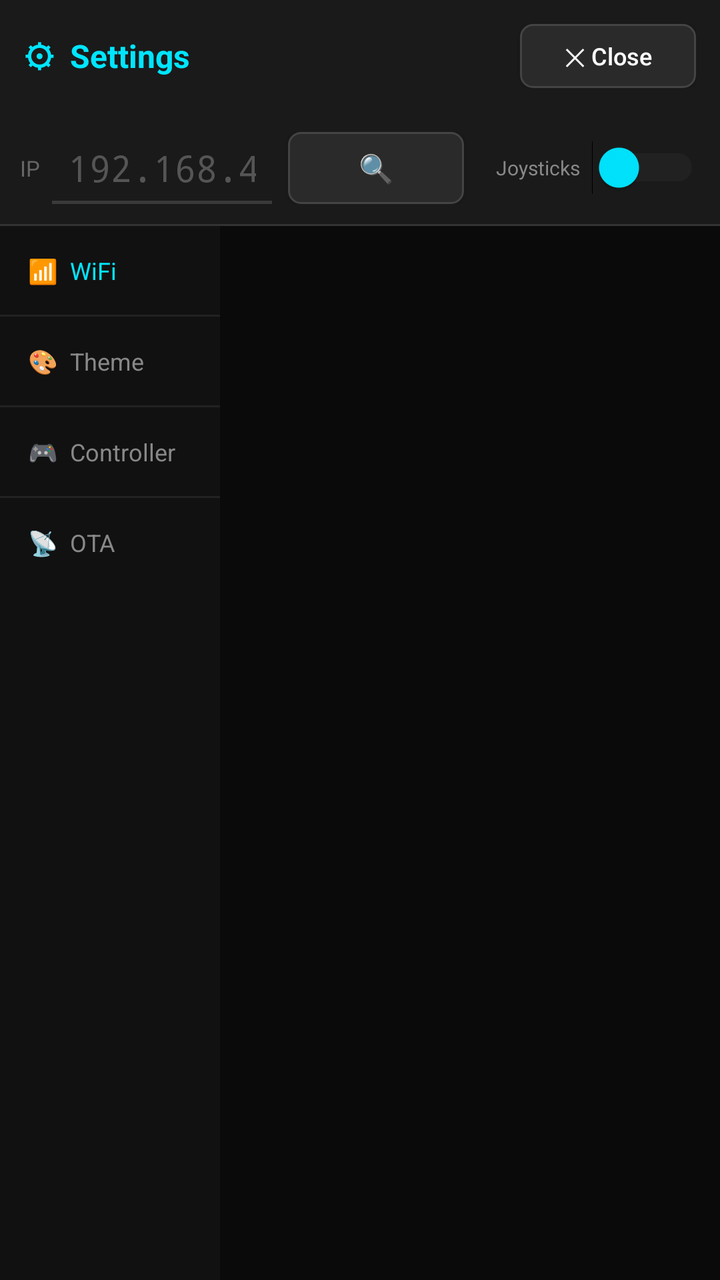
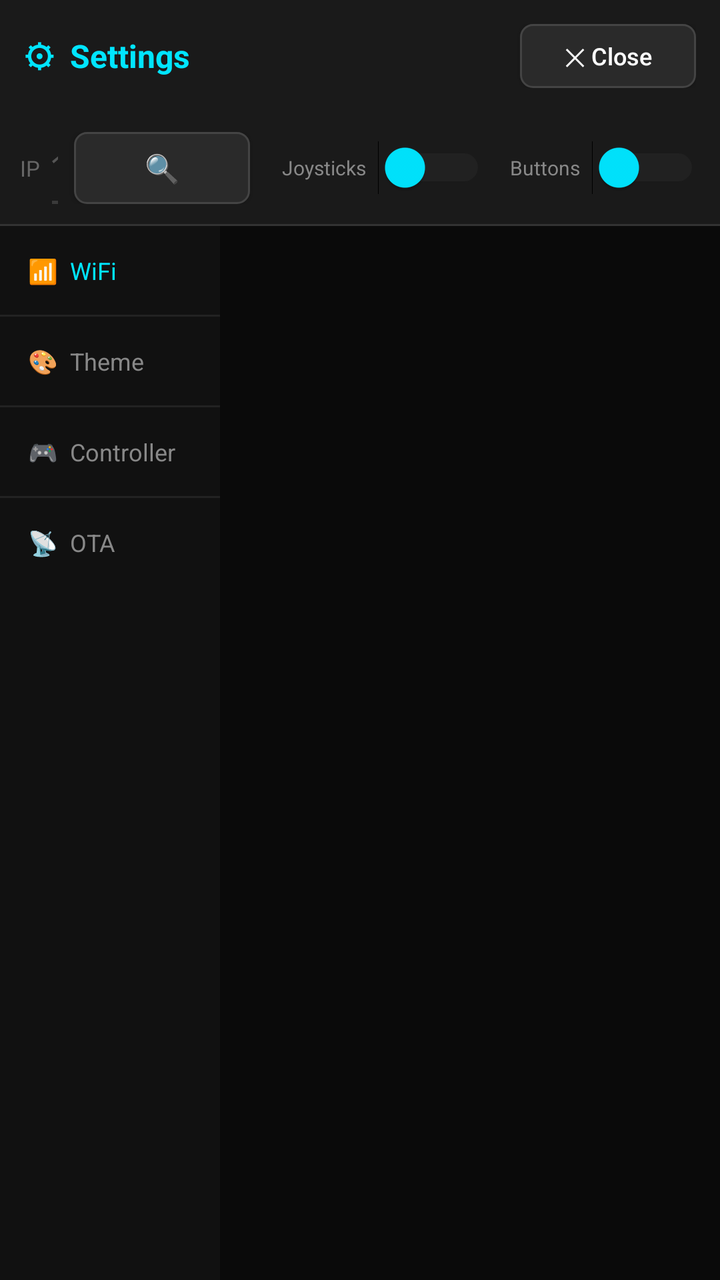

Two renders of the same Android screen: before a commit and after it. Below are the layout's source before the change and the commit's diff.
<!-- AndroidManifest.xml: application theme Theme.ESPad32Controller -->
<!-- res/layout/dialog_settings.xml -->
<?xml version="1.0" encoding="utf-8"?>
<LinearLayout xmlns:android="http://schemas.android.com/apk/res/android"
    android:layout_width="match_parent"
    android:layout_height="match_parent"
    android:orientation="vertical"
    android:background="#0A0A0A"
    android:fitsSystemWindows="true">

    
    <LinearLayout android:layout_width="match_parent" android:layout_height="wrap_content"
        android:orientation="horizontal" android:background="#1A1A1A"
        android:padding="12dp" android:gravity="center_vertical">
        <TextView android:layout_width="0dp" android:layout_height="wrap_content"
            android:layout_weight="1" android:text="⚙  Settings"
            android:textColor="#00E5FF" android:textSize="16sp" android:textStyle="bold"/>
        <Button android:id="@+id/btnSettingsClose"
            android:layout_width="wrap_content" android:layout_height="32dp"
            android:text="✕ Close" android:textSize="12sp" style="@style/CarButton"/>
    </LinearLayout>

    
    <LinearLayout android:layout_width="match_parent" android:layout_height="wrap_content"
        android:orientation="horizontal" android:background="#1A1A1A"
        android:padding="10dp" android:gravity="center_vertical">

        
        <TextView android:layout_width="wrap_content" android:layout_height="wrap_content"
            android:text="IP" android:textColor="#666666" android:textSize="11sp"
            android:layout_marginEnd="6dp"/>
        <EditText android:id="@+id/etIpAddress"
            android:layout_width="0dp" android:layout_height="36dp" android:layout_weight="1"
            android:inputType="text" android:fontFamily="monospace"
            android:textColor="#FFFFFF" android:textColorHint="#555555"
            android:hint="192.168.4.1" android:background="@drawable/edittext_underline"
            android:paddingStart="8dp" android:paddingEnd="8dp"
            android:layout_marginEnd="8dp"/>

        
        <Button android:id="@+id/btnSearchDevices"
            android:layout_width="wrap_content" android:layout_height="36dp"
            android:text="🔍" android:textSize="14sp"
            android:layout_marginEnd="16dp"
            style="@style/CarButton"/>

        
        <TextView android:layout_width="wrap_content" android:layout_height="wrap_content"
            android:text="Joysticks" android:textColor="#888888"
            android:textSize="10sp" android:layout_marginEnd="6dp"/>
        <Switch android:id="@+id/switchJoysticks"
            android:layout_width="wrap_content" android:layout_height="wrap_content"
            android:thumbTint="#00E5FF" android:trackTint="#333333"/>

    </LinearLayout>

    
    <View android:layout_width="match_parent" android:layout_height="1dp"
        android:background="#333333"/>

    
    <LinearLayout android:layout_width="match_parent" android:layout_height="0dp"
        android:layout_weight="1" android:orientation="horizontal">

        
        <LinearLayout android:layout_width="110dp" android:layout_height="match_parent"
            android:orientation="vertical" android:background="#111111">
            <TextView android:id="@+id/tabWifi"
                android:layout_width="match_parent" android:layout_height="wrap_content"
                android:text="📶  WiFi" android:textSize="12sp"
                android:padding="14dp" android:textColor="#00E5FF"/>
            <View android:layout_width="match_parent" android:layout_height="1dp" android:background="#222222"/>
            <TextView android:id="@+id/tabTheme"
                android:layout_width="match_parent" android:layout_height="wrap_content"
                android:text="🎨  Theme" android:textSize="12sp"
                android:padding="14dp" android:textColor="#888888"/>
            <View android:layout_width="match_parent" android:layout_height="1dp" android:background="#222222"/>
            <TextView android:id="@+id/tabController"
                android:layout_width="match_parent" android:layout_height="wrap_content"
                android:text="🎮  Controller" android:textSize="12sp"
                android:padding="14dp" android:textColor="#888888"/>
            <View android:layout_width="match_parent" android:layout_height="1dp" android:background="#222222"/>
            <TextView android:id="@+id/tabAdvanced"
                android:layout_width="match_parent" android:layout_height="wrap_content"
                android:text="📡  OTA" android:textSize="12sp"
                android:padding="14dp" android:textColor="#888888"/>
        </LinearLayout>

        
        <ScrollView android:layout_width="0dp" android:layout_height="match_parent"
            android:layout_weight="1" android:padding="14dp"
            android:background="#0A0A0A">
            <LinearLayout android:id="@+id/settingsContent"
                android:layout_width="match_parent" android:layout_height="wrap_content"
                android:orientation="vertical"/>
        </ScrollView>
    </LinearLayout>

    

</LinearLayout>
<!-- resources referenced by this layout -->
<resources>
  <!-- drawable edittext_underline (drawable) -->
  <?xml version="1.0" encoding="utf-8"?>
  <layer-list xmlns:android="http://schemas.android.com/apk/res/android">
      <item android:top="-6dp" android:left="-6dp" android:right="-6dp">
          <shape android:shape="rectangle">
              <solid android:color="@android:color/transparent"/>
              <stroke android:width="1.5dp" android:color="#3A3A3A"/>
          </shape>
      </item>
  </layer-list>
  <style name="CarButton" parent="Widget.AppCompat.Button">
          <item name="android:background">@drawable/btn_car_bg</item>
          <item name="android:textColor">#FFFFFF</item>
          <item name="android:textAllCaps">false</item>
          <item name="android:paddingHorizontal">4dp</item>
      </style>
  <style name="Theme.ESPad32Controller" parent="Theme.AppCompat.NoActionBar">
          <item name="android:windowBackground">#0A0A0A</item>
          <item name="android:statusBarColor">#000000</item>
          <item name="android:navigationBarColor">#000000</item>
          <item name="android:windowFullscreen">false</item>
      </style>
  <!-- drawable btn_car_bg (drawable) -->
  <?xml version="1.0" encoding="utf-8"?>
  <selector xmlns:android="http://schemas.android.com/apk/res/android">
      <item android:state_checked="true">
          <shape android:shape="rectangle">
              <solid android:color="#D82F2E" />
              <corners android:radius="6dp" />
          </shape>
      </item>
      <item android:state_pressed="true">
          <shape android:shape="rectangle">
              <solid android:color="#D82F2E" />
              <corners android:radius="6dp" />
          </shape>
      </item>
      <item>
          <shape android:shape="rectangle">
              <solid android:color="#2A2A2A" />
              <corners android:radius="6dp" />
              <stroke android:width="1dp" android:color="#444444" />
          </shape>
      </item>
  </selector>
</resources>

<!-- the commit's change to res/layout/dialog_settings.xml (unified diff, before → after) -->
@@ -50,6 +50,13 @@
             android:layout_width="wrap_content" android:layout_height="wrap_content"
             android:thumbTint="#00E5FF" android:trackTint="#333333"/>
 
+        <TextView android:layout_width="wrap_content" android:layout_height="wrap_content"
+            android:text="Buttons" android:textColor="#888888"
+            android:textSize="10sp" android:layout_marginStart="12dp" android:layout_marginEnd="6dp"/>
+        <Switch android:id="@+id/switchVirtualButtons"
+            android:layout_width="wrap_content" android:layout_height="wrap_content"
+            android:thumbTint="#00E5FF" android:trackTint="#333333"/>
+
     </LinearLayout>
 
     
